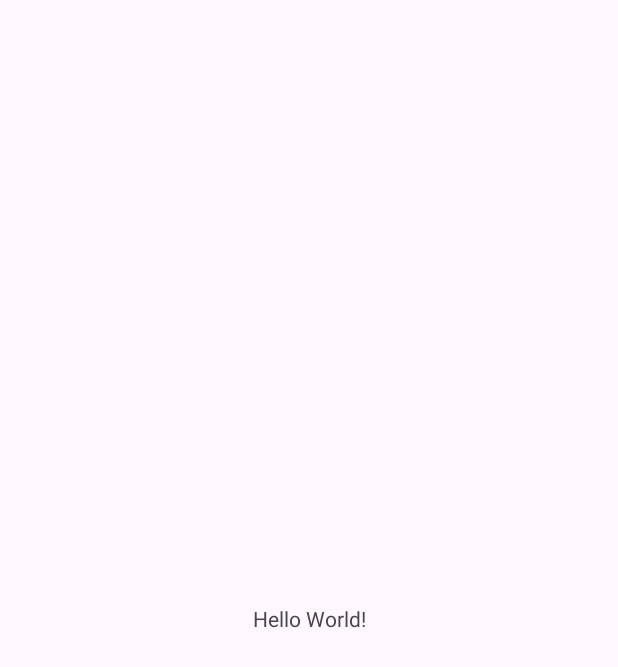
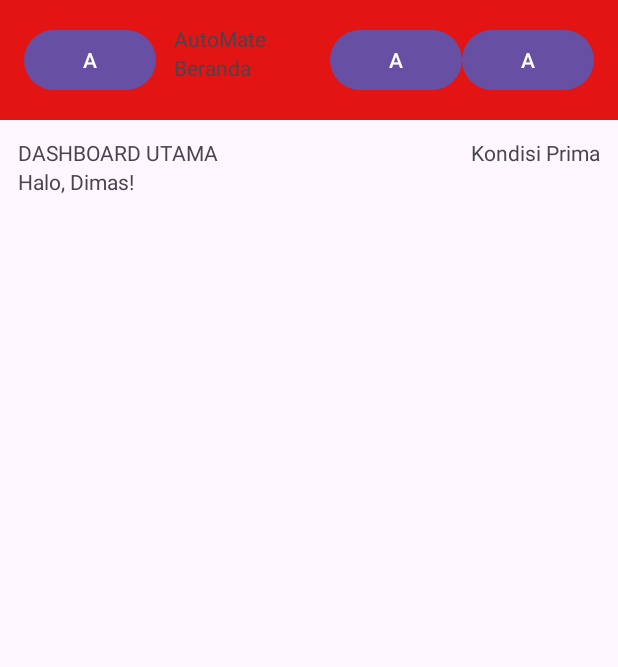
Before and after one commit to Pteraaaaz/AutoMate, an Android app: the screen it shows after launch (MainActivity), on a phone screen of 412 x 824 dp. Before the commit the part shown is almost empty. Shown: the top 667 px of the screen. Run offline under Robolectric (Android 15) with nearby library versions, the phone set to English and light mode, and no system bars.

Commit message:
create navbar

```diff
--- a/app/src/main/res/layout/activity_main.xml
+++ b/app/src/main/res/layout/activity_main.xml
@@ -1,19 +1,54 @@
 <?xml version="1.0" encoding="utf-8"?>
-<androidx.constraintlayout.widget.ConstraintLayout xmlns:android="http://schemas.android.com/apk/res/android"
+<LinearLayout xmlns:android="http://schemas.android.com/apk/res/android"
     xmlns:app="http://schemas.android.com/apk/res-auto"
     xmlns:tools="http://schemas.android.com/tools"
     android:id="@+id/main"
     android:layout_width="match_parent"
     android:layout_height="match_parent"
+    android:orientation="vertical"
     tools:context=".MainActivity">
 
-    <TextView
-        android:layout_width="wrap_content"
+    <include
+        layout="@layout/navbar" />
+
+    <LinearLayout
+        android:layout_width="match_parent"
         android:layout_height="wrap_content"
-        android:text="Hello World!"
-        app:layout_constraintBottom_toBottomOf="parent"
-        app:layout_constraintEnd_toEndOf="parent"
-        app:layout_constraintStart_toStartOf="parent"
-        app:layout_constraintTop_toTopOf="parent" />
+        android:orientation="vertical"
+        android:padding="12dp">
 
-</androidx.constraintlayout.widget.ConstraintLayout>
+        <LinearLayout
+            android:layout_width="match_parent"
+            android:layout_height="match_parent"
+            android:orientation="horizontal"
+            android:gravity="">
+
+            <LinearLayout
+                android:layout_width="wrap_content"
+                android:layout_height="wrap_content"
+                android:layout_weight="1"
+                android:orientation="vertical">
+
+                <TextView
+                    android:layout_width="wrap_content"
+                    android:layout_height="wrap_content"
+                    android:text="DASHBOARD UTAMA"/>
+
+                <TextView
+                    android:layout_width="wrap_content"
+                    android:layout_height="wrap_content"
+                    android:text="Halo, Dimas!"/>
+
+            </LinearLayout>
+
+            <TextView
+                android:layout_width="wrap_content"
+                android:layout_height="wrap_content"
+                android:text="Kondisi Prima"/>
+
+        </LinearLayout>
+
+
+    </LinearLayout>
+
+</LinearLayout>
--- /dev/null
+++ b/app/src/main/res/layout/navbar.xml
@@ -0,0 +1,46 @@
+<?xml version="1.0" encoding="utf-8"?>
+<LinearLayout
+    xmlns:android="http://schemas.android.com/apk/res/android"
+    android:layout_width="match_parent"
+    android:layout_height="wrap_content"
+    android:orientation="horizontal"
+    android:gravity="center_horizontal"
+    android:padding="16dp"
+    android:background="#E21414">
+
+    <Button
+        android:id="@+id/logo"
+        android:layout_width="wrap_content"
+        android:layout_height="wrap_content"
+        android:text="A"/>
+
+    <LinearLayout
+        android:layout_width="wrap_content"
+        android:layout_height="match_parent"
+        android:orientation="vertical"
+        android:layout_weight="1"
+        android:paddingHorizontal="12dp">
+            <TextView
+                android:layout_width="wrap_content"
+                android:layout_height="wrap_content"
+                android:text="AutoMate"/>
+
+            <TextView
+                android:id="@+id/navbar_location"
+                android:layout_width="wrap_content"
+                android:layout_height="wrap_content"
+                android:text="Beranda"/>
+    </LinearLayout>
+
+    <Button
+        android:id="@+id/notification"
+        android:layout_width="wrap_content"
+        android:layout_height="wrap_content"
+        android:text="A"/>
+
+    <Button
+        android:id="@+id/profile"
+        android:layout_width="wrap_content"
+        android:layout_height="wrap_content"
+        android:text="A"/>
+</LinearLayout>
```
